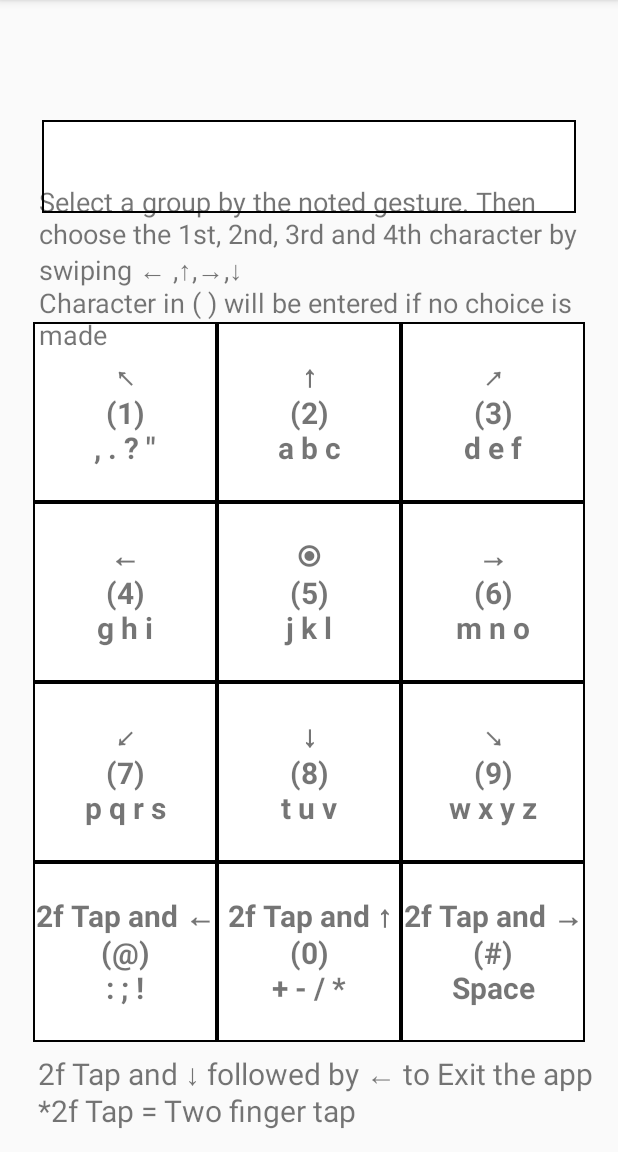
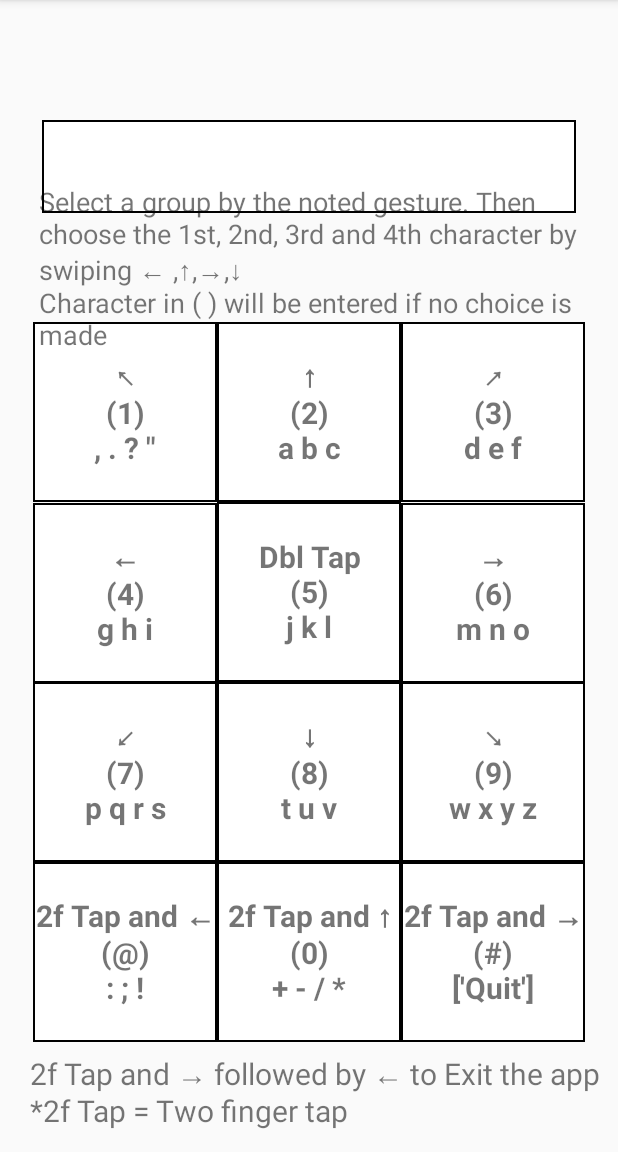
Before and after one commit to OrkoHunter/VectorEntry-Keyboard, an Android app: the screen it shows after launch (MainActivity), on a phone screen of 412 x 824 dp, the part 84-1236 px from its top. Run offline under Robolectric (Android 15) with nearby library versions, the phone set to English and light mode, and no system bars.

Commit message:
Change gestures

```diff
--- a/app/src/main/java/net/orkohunter/vectorentry/MainActivity.java
+++ b/app/src/main/java/net/orkohunter/vectorentry/MainActivity.java
@@ -125,6 +125,7 @@ public class MainActivity extends AppCompatActivity {
         group4.add("g");
         group4.add("h");
         group4.add("i");
+        group4.add("BACKSPACE");
 
         listOfGroups.add(group4);
 
@@ -142,6 +143,7 @@ public class MainActivity extends AppCompatActivity {
         group6.add("m");
         group6.add("n");
         group6.add("o");
+        group6.add(" ");
 
         listOfGroups.add(group6);
 
@@ -193,13 +195,12 @@ public class MainActivity extends AppCompatActivity {
 
         ArrayList<String> group12 = new ArrayList<String>();
         group12.add("#");
-        group12.add(" ");
+        group12.add("QUIT");
 
         listOfGroups.add(group12);
 
         ArrayList<String> group13 = new ArrayList<String>();
         group13.add("");
-        group13.add("QUIT");
 
         listOfGroups.add(group13);
 
@@ -314,15 +315,21 @@ public class MainActivity extends AppCompatActivity {
         String chars_to_append = listOfGroups.get(SELECTED_GROUP).get(index);
         if (chars_to_append.equals("QUIT")) {
             System.exit(0);
-        }
-        appendText(chars_to_append);
+        } else if (chars_to_append.equals("BACKSPACE")) {
+            TextView main_textView = (TextView) findViewById(R.id.main_textView);
+            String cur_text = (String) main_textView.getText();
+            if (cur_text.length() > 0)
+                main_textView.setText(cur_text.substring(0, cur_text.length() - 1));
+        } else {
+            appendText(chars_to_append);
 
-        int soundFile = getSoundFile(chars_to_append);
+            int soundFile = getSoundFile(chars_to_append);
 
-        Log.d(DEBUG_TAG, "Sound file " + Integer.toString(soundFile) + " for letter " + chars_to_append);
+            Log.d(DEBUG_TAG, "Sound file " + Integer.toString(soundFile) + " for letter " + chars_to_append);
 
-        if (soundFile != -1) {
-            playSoundFile(soundFile);
+            if (soundFile != -1) {
+                playSoundFile(soundFile);
+            }
         }
     }
 
@@ -447,19 +454,16 @@ public class MainActivity extends AppCompatActivity {
     public void action_longpress() {
         Log.d(DEBUG_TAG, "Long Press");
 
-        if (GROUP_SELECTION) {
-            selectGroup(5);
-            GROUP_SELECTION = !GROUP_SELECTION;
-        }
     }
 
 
     public void action_doubletap() {
         Log.d(DEBUG_TAG, "Double Tap");
 
-        TextView main_textView = (TextView) findViewById(R.id.main_textView);
-        String cur_text = (String) main_textView.getText();
-        if (cur_text.length() > 0) main_textView.setText(cur_text.substring(0, cur_text.length() - 1));
+        if (GROUP_SELECTION) {
+            selectGroup(5);
+            GROUP_SELECTION = !GROUP_SELECTION;
+        }
     }
 
 
--- a/app/src/main/res/layout/activity_main.xml
+++ b/app/src/main/res/layout/activity_main.xml
@@ -208,7 +208,7 @@
         android:layout_marginStart="8dp"
         android:layout_marginLeft="8dp"
         android:layout_marginBottom="8dp"
-        android:text="2f Tap and ↓ followed by ← to Exit the app\n*2f Tap = Two finger tap"
+        android:text="2f Tap and → followed by ← to Exit the app\n*2f Tap = Two finger tap"
         android:textSize="20sp"
         app:layout_constraintBottom_toBottomOf="parent"
         app:layout_constraintEnd_toEndOf="@+id/tableLayout"
--- a/app/src/main/res/values/strings.xml
+++ b/app/src/main/res/values/strings.xml
@@ -1,14 +1,14 @@
 <resources>
     <string name="app_name">VectorEntry</string>
     <string name="text_main"></string>
-    <string name="btn12">2f Tap and →\n(#)\nSpace</string>
+    <string name="btn12">2f Tap and →\n(#)\n[\'Quit\']</string>
     <string name="btn11">2f Tap and ↑\n(0)\n+ - / *</string>
     <string name="btn10">2f Tap and ←\n(@)\n: ; !</string>
     <string name="btn9">↘\n(9)\nw x y z</string>
     <string name="btn8">↓\n(8)\nt u v</string>
     <string name="btn7">↙\n(7)\np q r s</string>
     <string name="btn6">→\n(6)\nm n o</string>
-    <string name="btn5">⦿\n(5)\nj k l</string>
+    <string name="btn5">Dbl Tap\n(5)\nj k l</string>
     <string name="btn4">←\n(4)\ng h i</string>
     <string name="btn3">↗\n(3)\nd e f</string>
     <string name="btn2">↑\n(2)\na b c</string>
```
